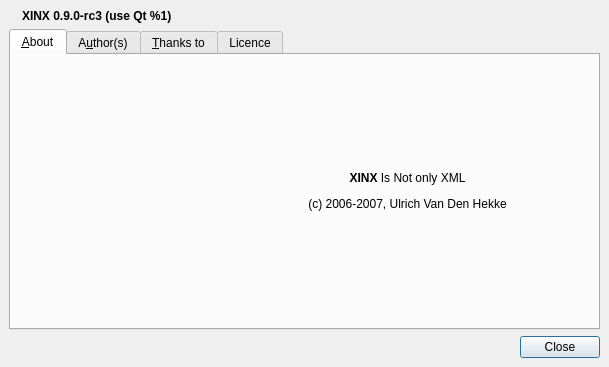
The window that xinx/ui/about.ui (phoenix741/xinx) describes before a commit, drawn with Qt 5.
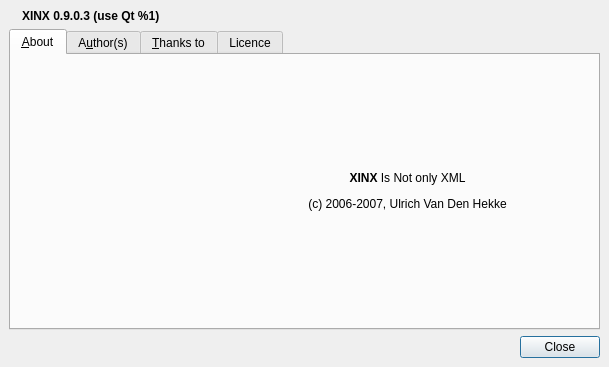
The same window after the commit. Icons and pictures are not drawn.

Commit message: Mise à jour de version

```diff
--- a/xinx/ui/about.ui
+++ b/xinx/ui/about.ui
@@ -28,7 +28,7 @@
    <item row="0" column="1" >
     <widget class="QLabel" name="m_labelVersion" >
      <property name="text" >
-      <string>&lt;b>XINX 0.9.0-rc3 (use Qt %1)&lt;/b></string>
+      <string>&lt;b>XINX 0.9.0.3 (use Qt %1)&lt;/b></string>
      </property>
     </widget>
    </item>
```
The commit also changes 2 other files.
